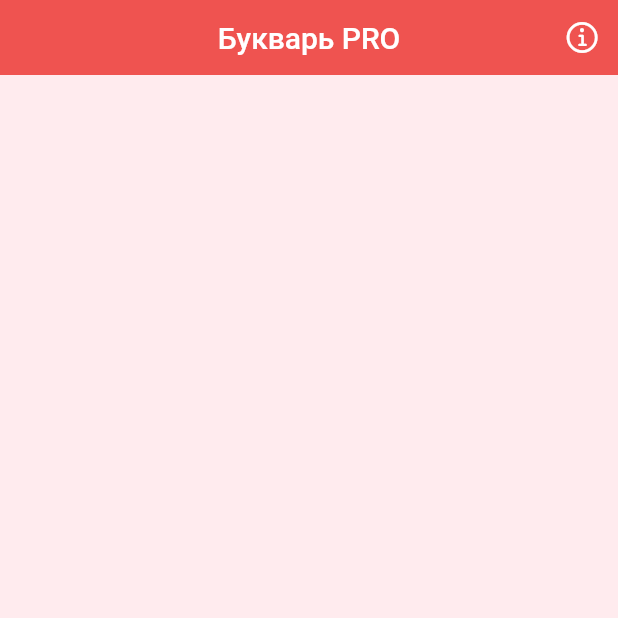
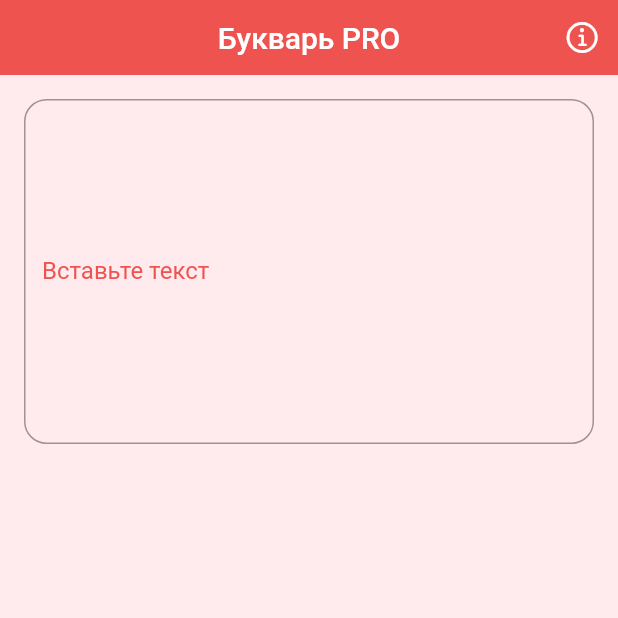
Before and after one commit to JMApps/replacer_pro, a Flutter app: the screen it shows after launch, on a phone screen of 412 x 824 dp, the top half of it. Run offline on Flutter 3.47's test engine with Material 2 defaults, Android fonts, the phone set to English and light mode, and no system bars; our stand-ins replace hive_flutter; accounts and stored records are empty.

Commit message:
Added main content input widget

```diff
--- a/lib/presentation/pages/main_content_page.dart
+++ b/lib/presentation/pages/main_content_page.dart
@@ -1,5 +1,6 @@
 import 'package:flutter/material.dart';
 import 'package:replacer_pro/presentation/widgets/main_app_bar.dart';
+import 'package:replacer_pro/presentation/widgets/main_content_text_input.dart';
 
 class MainContentPage extends StatelessWidget {
   const MainContentPage({Key? key}) : super(key: key);
@@ -13,8 +14,11 @@ class MainContentPage extends StatelessWidget {
         child: MainAppBar(),
       ),
       body: Column(
-        children: [
-
+        children: const [
+          Padding(
+            padding: EdgeInsets.all(16),
+            child: MainContentTextInput(),
+          ),
         ],
       ),
     );
--- a/lib/presentation/widgets/main_content_text_input.dart
+++ b/lib/presentation/widgets/main_content_text_input.dart
@@ -1,10 +1,36 @@
 import 'package:flutter/material.dart';
 
 class MainContentTextInput extends StatelessWidget {
-  const MainContentTextInput({Key key}) : super(key: key);
+  const MainContentTextInput({Key? key}) : super(key: key);
 
   @override
   Widget build(BuildContext context) {
-    return Container();
+    return TextFormField(
+      autofocus: false,
+      keyboardType: TextInputType.text,
+      textInputAction: TextInputAction.done,
+      maxLines: 10,
+      minLines: 10,
+      decoration: InputDecoration(
+        labelText: 'Вставьте текст',
+        labelStyle: TextStyle(
+          color: Colors.red[400]
+        ),
+        hintText: 'Просто вставьте текст и вновь скопируйте его...',
+        focusedBorder: OutlineInputBorder(
+          borderRadius: BorderRadius.circular(15),
+          borderSide: BorderSide(
+            color: Colors.red[400]!,
+            width: 1.5,
+          ),
+        ),
+        border: OutlineInputBorder(
+          borderRadius: BorderRadius.circular(15),
+        ),
+      ),
+      onChanged: (String inputValue) {
+
+      },
+    );
   }
 }
```
